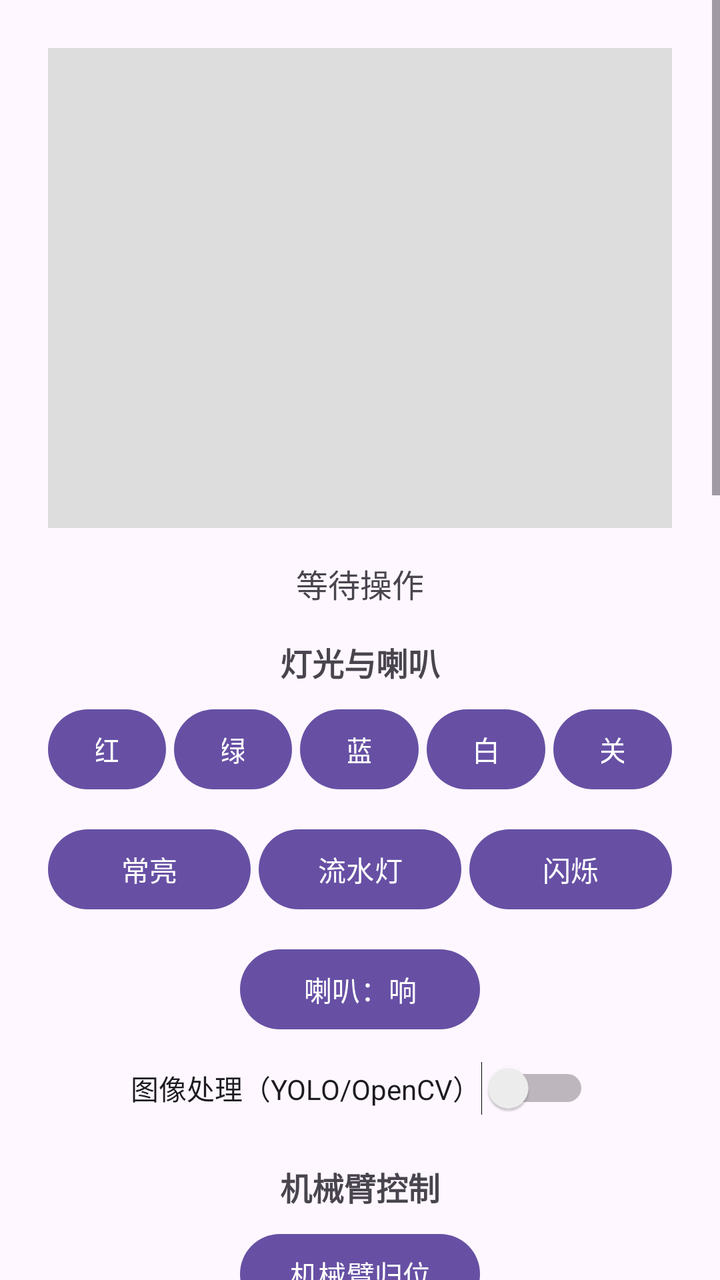
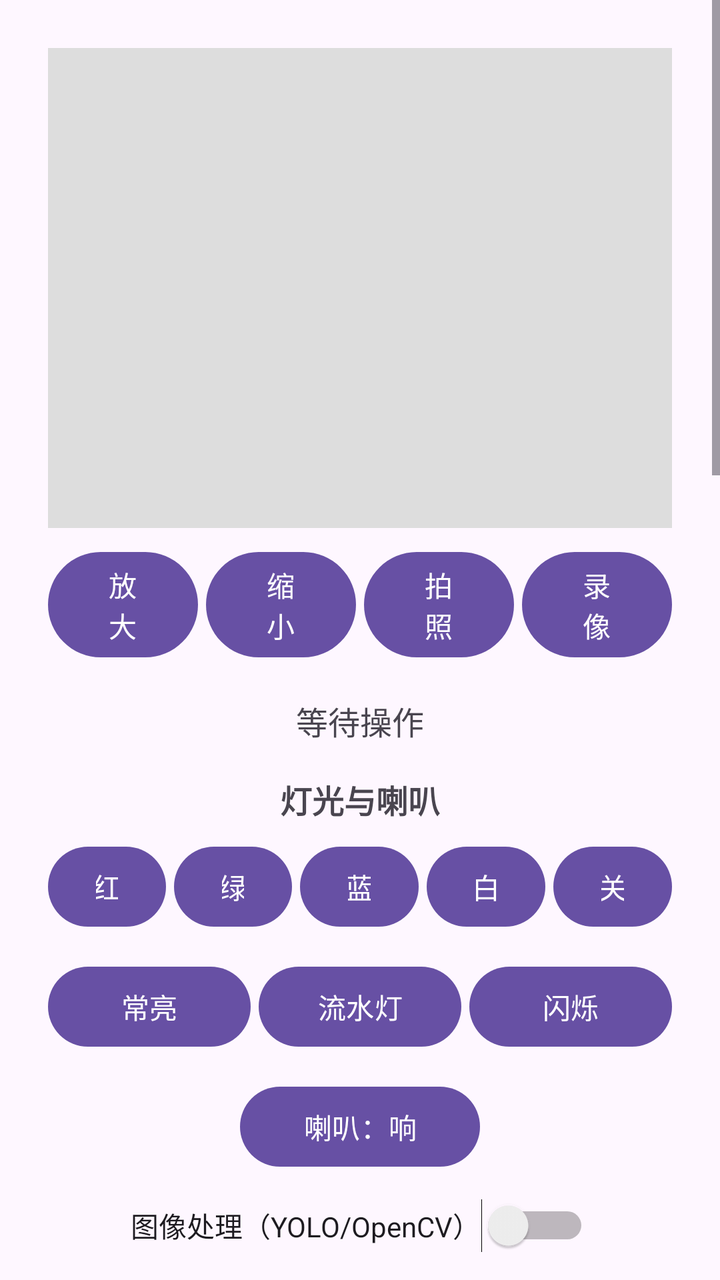

Screens rendered from an Android XML layout before and after an edit, with the pre-edit source and the edit as a unified diff.
<!-- AndroidManifest.xml: application theme Theme.CarApp -->
<!-- res/layout/activity_main.xml -->
<?xml version="1.0" encoding="utf-8"?>
<ScrollView xmlns:android="http://schemas.android.com/apk/res/android"
    android:layout_width="match_parent"
    android:layout_height="match_parent"
    android:fillViewport="true">

    <LinearLayout
        android:layout_width="match_parent"
        android:layout_height="wrap_content"
        android:orientation="vertical"
        android:gravity="center"
        android:padding="24dp">

        
        <ImageView
            android:id="@+id/ivCamera"
            android:layout_width="match_parent"
            android:layout_height="240dp"
            android:scaleType="centerCrop"
            android:background="#DDDDDD"
            android:contentDescription="小车摄像头画面"
            android:layout_marginBottom="16dp" />

        
        <TextView
            android:id="@+id/tvStatus"
            android:layout_width="match_parent"
            android:layout_height="wrap_content"
            android:text="等待操作"
            android:textSize="16sp"
            android:gravity="center"
            android:layout_marginBottom="16dp" />

        
        <TextView
            android:layout_width="match_parent"
            android:layout_height="wrap_content"
            android:text="灯光与喇叭"
            android:textSize="16sp"
            android:textStyle="bold"
            android:gravity="center"
            android:layout_marginBottom="8dp" />

        
        <LinearLayout
            android:layout_width="match_parent"
            android:layout_height="wrap_content"
            android:orientation="horizontal"
            android:gravity="center"
            android:layout_marginBottom="12dp">

            <Button
                android:id="@+id/btnLedRed"
                android:layout_width="0dp"
                android:layout_height="wrap_content"
                android:layout_weight="1"
                android:layout_marginEnd="4dp"
                android:text="红" />

            <Button
                android:id="@+id/btnLedGreen"
                android:layout_width="0dp"
                android:layout_height="wrap_content"
                android:layout_weight="1"
                android:layout_marginEnd="4dp"
                android:text="绿" />

            <Button
                android:id="@+id/btnLedBlue"
                android:layout_width="0dp"
                android:layout_height="wrap_content"
                android:layout_weight="1"
                android:layout_marginEnd="4dp"
                android:text="蓝" />

            <Button
                android:id="@+id/btnLedWhite"
                android:layout_width="0dp"
                android:layout_height="wrap_content"
                android:layout_weight="1"
                android:layout_marginEnd="4dp"
                android:text="白" />

            <Button
                android:id="@+id/btnLedOff"
                android:layout_width="0dp"
                android:layout_height="wrap_content"
                android:layout_weight="1"
                android:text="关" />

        </LinearLayout>

        
        <LinearLayout
            android:layout_width="match_parent"
            android:layout_height="wrap_content"
            android:orientation="horizontal"
            android:gravity="center"
            android:layout_marginBottom="12dp">

            <Button
                android:id="@+id/btnLedModeSteady"
                android:layout_width="0dp"
                android:layout_height="wrap_content"
                android:layout_weight="1"
                android:layout_marginEnd="4dp"
                android:text="常亮" />

            <Button
                android:id="@+id/btnLedModeFlow"
                android:layout_width="0dp"
                android:layout_height="wrap_content"
                android:layout_weight="1"
                android:layout_marginEnd="4dp"
                android:text="流水灯" />

            <Button
                android:id="@+id/btnLedModeBlink"
                android:layout_width="0dp"
                android:layout_height="wrap_content"
                android:layout_weight="1"
                android:text="闪烁" />

        </LinearLayout>

        
        <Button
            android:id="@+id/btnBuzzer"
            android:layout_width="120dp"
            android:layout_height="wrap_content"
            android:text="喇叭：响"
            android:layout_marginBottom="12dp" />

        
        <Switch
            android:id="@+id/swImageProcess"
            android:layout_width="wrap_content"
            android:layout_height="wrap_content"
            android:text="图像处理（YOLO/OpenCV）"
            android:layout_marginBottom="24dp" />

        
        
        <TextView
            android:layout_width="match_parent"
            android:layout_height="wrap_content"
            android:text="机械臂控制"
            android:textSize="16sp"
            android:textStyle="bold"
            android:gravity="center"
            android:layout_marginBottom="8dp" />

        
        <Button
            android:id="@+id/btnArmReset"
            android:layout_width="120dp"
            android:layout_height="wrap_content"
            android:text="机械臂归位"
            android:layout_marginBottom="12dp" />

        
        <LinearLayout
            android:layout_width="match_parent"
            android:layout_height="wrap_content"
            android:orientation="horizontal"
            android:gravity="center_vertical"
            android:layout_marginBottom="4dp">

            <TextView
                android:layout_width="56dp"
                android:layout_height="wrap_content"
                android:text="base"
                android:textSize="14sp" />

            <SeekBar
                android:id="@+id/seekBase"
                android:layout_width="0dp"
                android:layout_height="wrap_content"
                android:layout_weight="1"
                android:max="180"
                android:progress="90" />

            <TextView
                android:id="@+id/tvBaseValue"
                android:layout_width="48dp"
                android:layout_height="wrap_content"
                android:text="90"
                android:textSize="14sp"
                android:gravity="end" />

        </LinearLayout>

        <LinearLayout
            android:layout_width="match_parent"
            android:layout_height="wrap_content"
            android:orientation="horizontal"
            android:gravity="center_vertical"
            android:layout_marginBottom="4dp">

            <TextView
                android:layout_width="56dp"
                android:layout_height="wrap_content"
                android:text="p1"
                android:textSize="14sp" />

            <SeekBar
                android:id="@+id/seekP1"
                android:layout_width="0dp"
                android:layout_height="wrap_content"
                android:layout_weight="1"
                android:max="180"
                android:progress="90" />

            <TextView
                android:id="@+id/tvP1Value"
                android:layout_width="48dp"
                android:layout_height="wrap_content"
                android:text="90"
                android:textSize="14sp"
                android:gravity="end" />

        </LinearLayout>

        <LinearLayout
            android:layout_width="match_parent"
            android:layout_height="wrap_content"
            android:orientation="horizontal"
            android:gravity="center_vertical"
            android:layout_marginBottom="4dp">

            <TextView
                android:layout_width="56dp"
                android:layout_height="wrap_content"
                android:text="p2"
                android:textSize="14sp" />

            <SeekBar
                android:id="@+id/seekP2"
                android:layout_width="0dp"
                android:layout_height="wrap_content"
                android:layout_weight="1"
                android:max="180"
                android:progress="90" />

            <TextView
                android:id="@+id/tvP2Value"
                android:layout_width="48dp"
                android:layout_height="wrap_content"
                android:text="90"
                android:textSize="14sp"
                android:gravity="end" />

        </LinearLayout>

        <LinearLayout
            android:layout_width="match_parent"
            android:layout_height="wrap_content"
            android:orientation="horizontal"
            android:gravity="center_vertical"
            android:layout_marginBottom="4dp">

            <TextView
                android:layout_width="56dp"
                android:layout_height="wrap_content"
                android:text="p3"
                android:textSize="14sp" />

            <SeekBar
                android:id="@+id/seekP3"
                android:layout_width="0dp"
                android:layout_height="wrap_content"
                android:layout_weight="1"
                android:max="180"
                android:progress="90" />

            <TextView
                android:id="@+id/tvP3Value"
                android:layout_width="48dp"
                android:layout_height="wrap_content"
                android:text="90"
                android:textSize="14sp"
                android:gravity="end" />

        </LinearLayout>

        <LinearLayout
            android:layout_width="match_parent"
            android:layout_height="wrap_content"
            android:orientation="horizontal"
            android:gravity="center_vertical"
            android:layout_marginBottom="4dp">

            <TextView
                android:layout_width="56dp"
                android:layout_height="wrap_content"
                android:text="p4"
                android:textSize="14sp" />

            <SeekBar
                android:id="@+id/seekP4"
                android:layout_width="0dp"
                android:layout_height="wrap_content"
                android:layout_weight="1"
                android:max="180"
                android:progress="90" />

            <TextView
                android:id="@+id/tvP4Value"
                android:layout_width="48dp"
                android:layout_height="wrap_content"
                android:text="90"
                android:textSize="14sp"
                android:gravity="end" />

        </LinearLayout>

        <LinearLayout
            android:layout_width="match_parent"
            android:layout_height="wrap_content"
            android:orientation="horizontal"
            android:gravity="center_vertical"
            android:layout_marginBottom="16dp">

            <TextView
                android:layout_width="56dp"
                android:layout_height="wrap_content"
                android:text="p5"
                android:textSize="14sp" />

            <SeekBar
                android:id="@+id/seekP5"
                android:layout_width="0dp"
                android:layout_height="wrap_content"
                android:layout_weight="1"
                android:max="180"
                android:progress="90" />

            <TextView
                android:id="@+id/tvP5Value"
                android:layout_width="48dp"
                android:layout_height="wrap_content"
                android:text="90"
                android:textSize="14sp"
                android:gravity="end" />

        </LinearLayout>

        

        
        <Button
            android:id="@+id/btnForward"
            android:layout_width="120dp"
            android:layout_height="wrap_content"
            android:text="前进"
            android:layout_marginBottom="16dp" />

        
        <LinearLayout
            android:layout_width="wrap_content"
            android:layout_height="wrap_content"
            android:orientation="horizontal"
            android:gravity="center">

            <Button
                android:id="@+id/btnLeft"
                android:layout_width="100dp"
                android:layout_height="wrap_content"
                android:text="左转"
                android:layout_marginEnd="16dp" />

            <Button
                android:id="@+id/btnStop"
                android:layout_width="100dp"
                android:layout_height="wrap_content"
                android:text="停止"
                android:layout_marginEnd="16dp" />

            <Button
                android:id="@+id/btnRight"
                android:layout_width="100dp"
                android:layout_height="wrap_content"
                android:text="右转" />

        </LinearLayout>

        
        <Button
            android:id="@+id/btnBackward"
            android:layout_width="120dp"
            android:layout_height="wrap_content"
            android:text="后退"
            android:layout_marginTop="16dp" />

        
        
        <TextView
            android:layout_width="match_parent"
            android:layout_height="wrap_content"
            android:text="AI 对话"
            android:textSize="16sp"
            android:textStyle="bold"
            android:gravity="center"
            android:layout_marginTop="24dp"
            android:layout_marginBottom="8dp" />

        
        <TextView
            android:id="@+id/tvChatLog"
            android:layout_width="match_parent"
            android:layout_height="180dp"
            android:background="#F5F5F5"
            android:padding="8dp"
            android:textSize="14sp"
            android:gravity="top|start"
            android:text=""
            android:scrollbars="vertical"
            android:layout_marginBottom="8dp" />

        
        <LinearLayout
            android:layout_width="match_parent"
            android:layout_height="wrap_content"
            android:orientation="horizontal"
            android:gravity="center_vertical">

            <EditText
                android:id="@+id/etChatInput"
                android:layout_width="0dp"
                android:layout_height="wrap_content"
                android:layout_weight="1"
                android:hint="输入内容"
                android:inputType="text"
                android:maxLines="1"
                android:layout_marginEnd="8dp" />

            <Button
                android:id="@+id/btnSendChat"
                android:layout_width="wrap_content"
                android:layout_height="wrap_content"
                android:text="发送" />

        </LinearLayout>

        

        
        
        <TextView
            android:id="@+id/tvMapTitle"
            android:layout_width="match_parent"
            android:layout_height="wrap_content"
            android:text="SLAM 地图（占位）"
            android:textSize="16sp"
            android:textStyle="bold"
            android:gravity="center"
            android:layout_marginTop="24dp"
            android:layout_marginBottom="8dp" />

        
        
        
        <ImageView
            android:id="@+id/ivMap"
            android:layout_width="match_parent"
            android:layout_height="240dp"
            android:scaleType="fitXY"
            android:background="#FFFFFF"
            android:contentDescription="SLAM 地图"
            android:layout_marginBottom="8dp" />

        
        <TextView
            android:id="@+id/tvMapStatus"
            android:layout_width="match_parent"
            android:layout_height="wrap_content"
            android:text="地图未加载"
            android:textSize="14sp"
            android:gravity="center"
            android:layout_marginBottom="16dp" />

        

    </LinearLayout>

</ScrollView>
<!-- resources referenced by this layout -->
<resources>
  <style name="Theme.CarApp" parent="Base.Theme.CarApp" />
  <style name="Base.Theme.CarApp" parent="Theme.Material3.DayNight.NoActionBar">
          
          
      </style>
</resources>

<!-- the commit's change to res/layout/activity_main.xml (unified diff, before → after) -->
@@ -12,14 +12,62 @@
         android:padding="24dp">
 
         
-        <ImageView
-            android:id="@+id/ivCamera"
+        
+        <FrameLayout
             android:layout_width="match_parent"
             android:layout_height="240dp"
-            android:scaleType="centerCrop"
-            android:background="#DDDDDD"
-            android:contentDescription="小车摄像头画面"
-            android:layout_marginBottom="16dp" />
+            android:layout_marginBottom="8dp">
+
+            <ImageView
+                android:id="@+id/ivCamera"
+                android:layout_width="match_parent"
+                android:layout_height="match_parent"
+                android:scaleType="matrix"
+                android:background="#DDDDDD"
+                android:contentDescription="小车摄像头画面" />
+
+        </FrameLayout>
+
+        
+        <LinearLayout
+            android:layout_width="match_parent"
+            android:layout_height="wrap_content"
+            android:orientation="horizontal"
+            android:gravity="center"
+            android:layout_marginBottom="16dp">
+
+            <Button
+                android:id="@+id/btnZoomIn"
+                android:layout_width="0dp"
+                android:layout_height="wrap_content"
+                android:layout_weight="1"
+                android:layout_marginEnd="4dp"
+                android:text="放大" />
+
+            <Button
+                android:id="@+id/btnZoomOut"
+                android:layout_width="0dp"
+                android:layout_height="wrap_content"
+                android:layout_weight="1"
+                android:layout_marginEnd="4dp"
+                android:text="缩小" />
+
+            <Button
+                android:id="@+id/btnSnap"
+                android:layout_width="0dp"
+                android:layout_height="wrap_content"
+                android:layout_weight="1"
+                android:layout_marginEnd="4dp"
+                android:text="拍照" />
+
+            <Button
+                android:id="@+id/btnRecord"
+                android:layout_width="0dp"
+                android:layout_height="wrap_content"
+                android:layout_weight="1"
+                android:text="录像" />
+
+        </LinearLayout>
 
         
         <TextView
